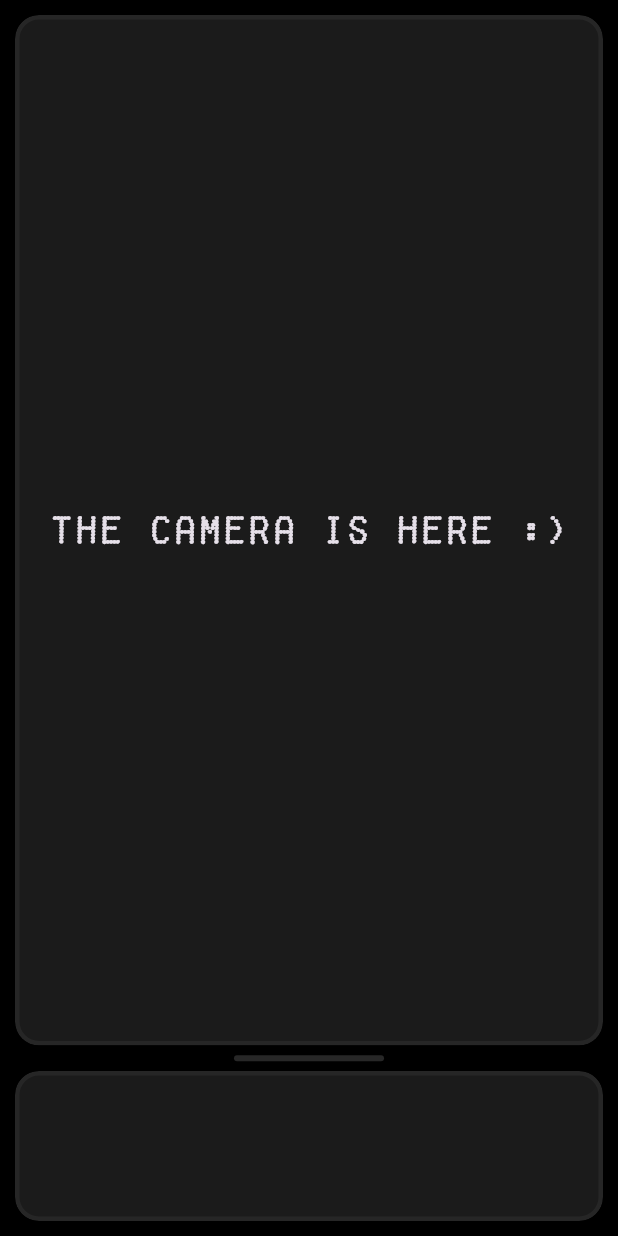
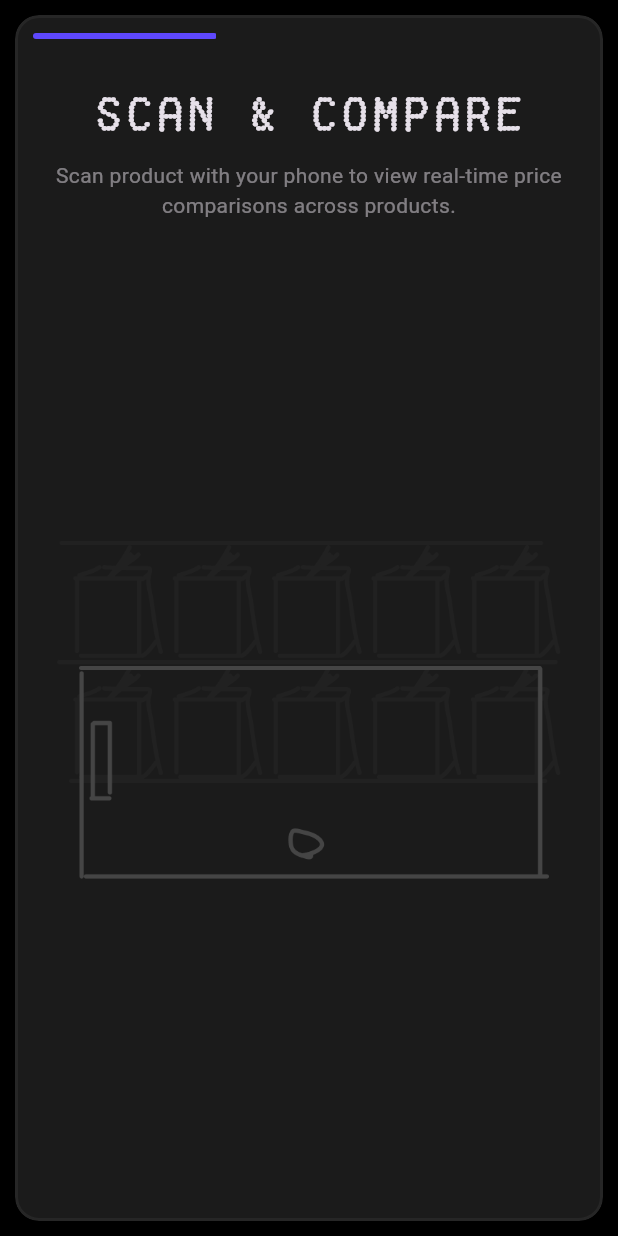
Before and after one commit to Rotlug/price_pal, a Flutter app: the screen it shows after launch, on a phone screen of 412 x 824 dp. Run offline on Flutter 3.47's test engine with Material 3 defaults, Android fonts, the phone set to English and light mode, and no system bars; Roboto replaces fonts that are missing (Gleba).

Commit message:
Add Landing Page (landing_page.dart)

```diff
--- a/lib/components/container.dart
+++ b/lib/components/container.dart
@@ -20,14 +20,16 @@ class DecoratedContainer extends StatelessWidget {
             ),
             child: child,
           ),
-          Container(
+          IgnorePointer(
+            child: Container(
               decoration: BoxDecoration(
                   borderRadius: borderRadius,
                   border: Border.all(
                     color: const Color.fromRGBO(255, 255, 255, 0.05),
-                  width: 3,
+                    width: 2,
                     strokeAlign: BorderSide.strokeAlignInside,
                   )),
+            ),
           )
         ],
       ),
--- a/lib/components/screen_base.dart
+++ b/lib/components/screen_base.dart
@@ -11,5 +11,17 @@ class ScreenBase extends StatelessWidget {
       body: SafeArea(child: child),
     );
   }
+}
 
+class MarginContainer extends StatelessWidget {
+  final Widget? child;
+  const MarginContainer({super.key, this.child});
+
+  @override
+  Widget build(BuildContext context) {
+    return Padding(
+      padding: const EdgeInsets.all(10),
+      child: child,
+    );
+  }
 }
--- a/lib/main.dart
+++ b/lib/main.dart
@@ -1,6 +1,6 @@
 import 'package:flutter/material.dart';
 import 'package:flutter/services.dart';
-import 'package:price_pal/pages/main_page.dart';
+import 'package:price_pal/pages/landing_page.dart';
 
 void main() {
   SystemChrome.setSystemUIOverlayStyle(SystemUiOverlayStyle.light);
@@ -19,48 +19,7 @@ class MainApp extends StatelessWidget {
         fontFamily: "FakeReceipt",
         useMaterial3: true,
       ),
-      // home: SafeArea(
-      //   child: Scaffold(
-      //     backgroundColor: Colors.black,
-      //     body: Container(
-      //       margin: const EdgeInsets.all(10),
-      //       child: Column(
-      //         children: [
-      //           Expanded(
-      //             flex: 2,
-      //             child: PriceyContainer(
-      //               child: Expanded(
-      //                   child: Container(
-      //                 color: Colors.brown,
-      //                 // clipBehavior: Clip.antiAlias,
-      //               )),
-      //             ),
-      //           ),
-      //           const SizedBox(
-      //             height: 10,
-      //           ), // Margin
-      //           ConstrainedBox(
-      //             constraints:
-      //                 const BoxConstraints(minHeight: 200, maxHeight: 300),
-      //             child: const SizedBox(
-      //               width: double.infinity,
-      //               height: 200,
-      //               child: PriceyContainer(
-      //                 child: Center(
-      //                   child: Text(
-      //                     "ROTEM LUGASI & JONATHAN RASHI & YAIR GOLDSTEIN",
-      //                     textAlign: TextAlign.center,
-      //                   ),
-      //                 ),
-      //               ),
-      //             ),
-      //           )
-      //         ],
-      //       ),
-      //     ),
-      //   ),
-      // ),
-      home: MainPage(),
+      home: const LandingPage(),
     );
   }
 }
--- /dev/null
+++ b/lib/pages/landing_page.dart
@@ -0,0 +1,181 @@
+import 'dart:developer';
+
+import 'package:flutter/material.dart';
+import 'package:price_pal/components/container.dart';
+import 'package:price_pal/components/screen_base.dart';
+
+class LandingPage extends StatefulWidget {
+  const LandingPage({super.key});
+
+  @override
+  State<LandingPage> createState() => _LandingPageState();
+}
+
+class _LandingPageState extends State<LandingPage> {
+  late PageController _pageViewController;
+
+  @override
+  void initState() {
+    super.initState();
+    _pageViewController = PageController(initialPage: 0);
+  }
+
+  @override
+  void dispose() {
+    super.dispose();
+    _pageViewController.dispose();
+  }
+
+  @override
+  Widget build(BuildContext context) {
+    return ScreenBase(
+      child: MarginContainer(
+        child: DecoratedContainer(
+            child: Column(
+          children: [
+            Padding(
+              padding: const EdgeInsets.all(12),
+              child: LandingProgressBar(pageController: _pageViewController, numPages: 3,),
+            ),
+            Expanded(
+              child: PageView(
+                controller: _pageViewController,
+                children: const [
+                  ExplanationPage(
+                    title: "Scan & Compare",
+                    description:
+                        "Scan product with your phone to view real-time price comparisons across products.",
+                    imageAsset: "assets/images/landing1.png",
+                  ),
+                  ExplanationPage(
+                    title: "Track Savings",
+                    description:
+                        "Track your savings and ensure you get the best value as you shop.",
+                    imageAsset: "assets/images/landing2.png",
+                  ),
+                  ExplanationPage(
+                    title: "Save Big",
+                    description:
+                        "Select the cheapest options and save on every purchase directly in the app.",
+                    imageAsset: "assets/images/landing3.png",
+                  ),
+                ],
+              ),
+            ),
+          ],
+        )),
+      ),
+    );
+  }
+}
+
+class ExplanationPage extends StatelessWidget {
+  final String title;
+  final String description;
+  final String imageAsset;
+
+  const ExplanationPage(
+      {super.key,
+      required this.title,
+      required this.description,
+      required this.imageAsset});
+
+  @override
+  Widget build(BuildContext context) {
+    return Padding(
+      padding: const EdgeInsets.fromLTRB(20, 15, 20, 25),
+      child: Column(
+        children: [
+          Text(
+            title,
+            style: const TextStyle(fontSize: 30),
+            textAlign: TextAlign.center,
+          ),
+          const SizedBox(
+            height: 10,
+          ),
+          Opacity(
+              opacity: 0.5,
+              child: Text(description,
+                  style: const TextStyle(fontFamily: "Gleba"),
+                  textAlign: TextAlign.center)),
+          const SizedBox(
+            height: 10,
+          ),
+          Expanded(
+              child: Padding(
+            padding: const EdgeInsets.all(8.0),
+            child: Image.asset(
+              imageAsset,
+              fit: BoxFit.contain,
+            ),
+          ))
+        ],
+      ),
+    );
+  }
+}
+
+class LandingProgressBar extends StatefulWidget {
+  final PageController pageController;
+  final int numPages;
+  const LandingProgressBar({super.key, required, required this.pageController, required this.numPages});
+
+  @override
+  State<LandingProgressBar> createState() => _LandingProgressBarState();
+}
+
+class _LandingProgressBarState extends State<LandingProgressBar> {
+  late final int numPages;
+  late double pageNum = 1 / numPages;
+  late final List<Container> containers;
+
+  @override
+  void initState() {
+    super.initState();
+    numPages = widget.numPages;
+    containers = createContainers();
+  }
+
+  @override
+  Widget build(BuildContext context) {
+    widget.pageController.addListener(
+      () {
+        setState(() {
+          pageNum = widget.pageController.page! / numPages + (1 / numPages);
+        });
+      },
+    );
+
+    return Stack(
+      children: [
+        LinearProgressIndicator(
+          borderRadius: BorderRadius.circular(50),
+          value: pageNum,
+          color: const Color(0xff5E48FE),
+          backgroundColor: Colors.transparent,
+        ),
+        Row(
+          mainAxisAlignment: MainAxisAlignment.spaceBetween,
+          children: containers,
+        )
+      ],
+    );
+  }
+
+  List<Container> createContainers() {
+    List<Container> result = [];
+    for (int i = 0; i <= numPages; i++) {
+      bool isVisible = i != 0 && i != numPages;
+
+      result.add(Container(
+        width: 2,
+        height: 5,
+        color: isVisible ? const Color.fromRGBO(27, 27, 27, 1) : Colors.transparent,
+      ));
+    }
+
+    log("Created Containers!");
+    return result;
+  }
+}
--- a/lib/pages/main_page.dart
+++ b/lib/pages/main_page.dart
@@ -24,8 +24,7 @@ class _MainPageState extends State<MainPage> {
   @override
   Widget build(BuildContext context) {
     return ScreenBase(
-      child: Container(
-        margin: const EdgeInsets.all(10),
+      child: MarginContainer(
         child: Column(
           children: [
             const Expanded(child: DecoratedContainer(
--- a/pubspec.yaml
+++ b/pubspec.yaml
@@ -70,6 +70,10 @@ flutter:
   # included with your application, so that you can use the icons in
   # the material Icons class.
   uses-material-design: true
+  assets:
+    - "assets/images/landing1.png"
+    - "assets/images/landing2.png"
+    - "assets/images/landing3.png"
 
   # To add assets to your application, add an assets section, like this:
   # assets:
```
Also changed, not shown: assets/images/landing1.png (added), assets/images/landing2.png (added), assets/images/landing3.png (added). Lines whose indentation alone changed are shown as unchanged.
